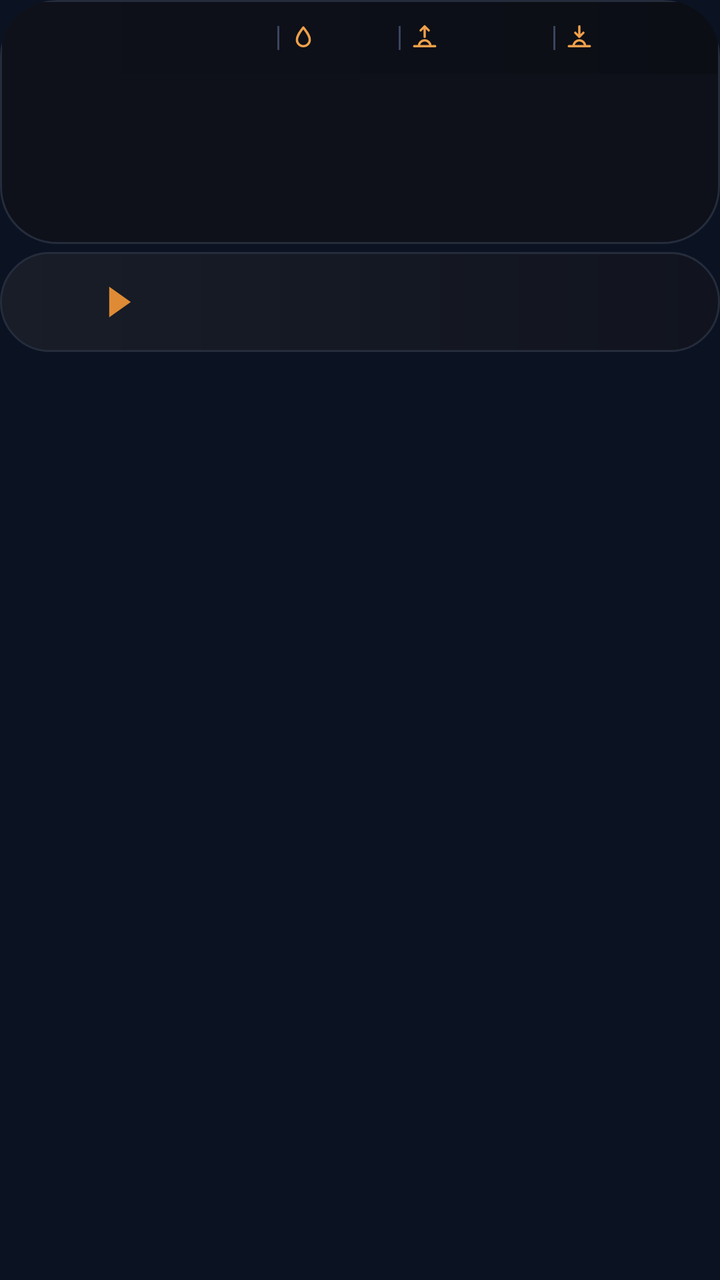
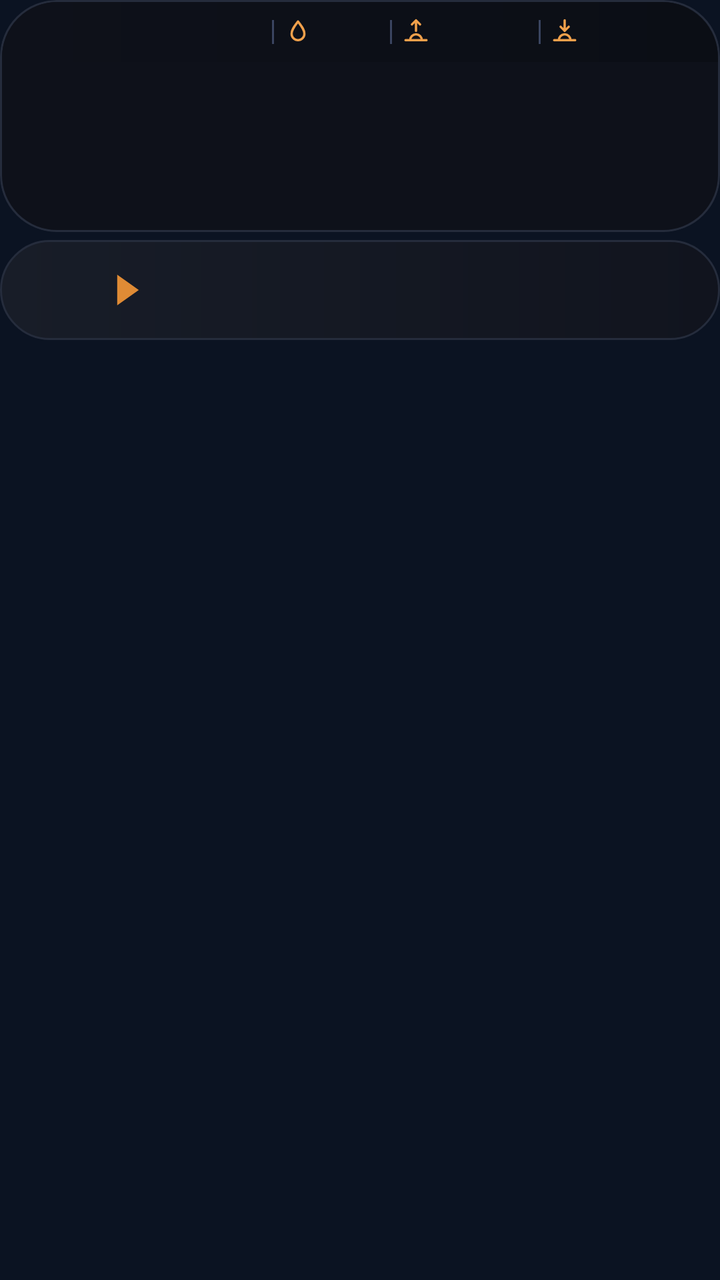

Before-and-after screenshots of an Android layout around one commit, followed by the original layout XML and the change that was made.
<!-- AndroidManifest.xml: application theme AppTheme -->
<!-- res/layout/widget_k1.xml -->
<?xml version="1.0" encoding="utf-8"?>
<FrameLayout xmlns:android="http://schemas.android.com/apk/res/android"
    android:id="@+id/root"
    android:layout_width="match_parent"
    android:layout_height="match_parent"
    android:padding="0dp">

    <LinearLayout
        android:layout_width="match_parent"
        android:layout_height="wrap_content"
        android:orientation="vertical">
        <LinearLayout
            android:layout_width="match_parent"
            android:layout_height="wrap_content"
            android:background="@drawable/cur_clocks"
            android:clipToOutline="true"
            android:orientation="vertical"
            android:padding="1dp">
        <LinearLayout
            android:layout_width="match_parent"
            android:layout_height="36dp"
            android:orientation="horizontal"
            android:gravity="center"
            android:background="@drawable/cur_header_flat"
            android:paddingStart="10dp"
            android:paddingEnd="10dp">
            <ImageView
                android:id="@+id/hdr_feels"
                android:layout_width="0dp"
                android:layout_height="18dp"
                android:layout_weight="15"
                android:scaleType="fitCenter" />
            <ImageView
                android:id="@+id/sep0"
                android:layout_width="1dp"
                android:layout_height="12dp"
                android:src="@drawable/cur_sep"
                android:layout_marginStart="5dp"
                android:layout_marginEnd="5dp"
                android:scaleType="fitXY" />
            <ImageView
                android:id="@+id/ic0"
                android:layout_width="14dp"
                android:layout_height="14dp"
                android:src="@drawable/ic_drop"
                android:scaleType="fitCenter" />
            <ImageView
                android:id="@+id/hdr_hum"
                android:layout_width="0dp"
                android:layout_height="18dp"
                android:layout_weight="4"
                android:layout_marginStart="3dp"
                android:scaleType="fitStart" />
            <ImageView
                android:id="@+id/sep1"
                android:layout_width="1dp"
                android:layout_height="12dp"
                android:src="@drawable/cur_sep"
                android:layout_marginStart="5dp"
                android:layout_marginEnd="5dp"
                android:scaleType="fitXY" />
            <ImageView
                android:id="@+id/ic1"
                android:layout_width="14dp"
                android:layout_height="14dp"
                android:src="@drawable/ic_sunrise"
                android:scaleType="fitCenter" />
            <ImageView
                android:id="@+id/hdr_rise"
                android:layout_width="0dp"
                android:layout_height="18dp"
                android:layout_weight="6"
                android:layout_marginStart="3dp"
                android:scaleType="fitStart" />
            <ImageView
                android:id="@+id/sep2"
                android:layout_width="1dp"
                android:layout_height="12dp"
                android:src="@drawable/cur_sep"
                android:layout_marginStart="5dp"
                android:layout_marginEnd="5dp"
                android:scaleType="fitXY" />
            <ImageView
                android:id="@+id/ic2"
                android:layout_width="14dp"
                android:layout_height="14dp"
                android:src="@drawable/ic_sunset"
                android:scaleType="fitCenter" />
            <ImageView
                android:id="@+id/hdr_set"
                android:layout_width="0dp"
                android:layout_height="18dp"
                android:layout_weight="6"
                android:layout_marginStart="3dp"
                android:scaleType="fitStart" />
        </LinearLayout>
        <LinearLayout
            android:layout_width="match_parent"
            android:layout_height="84dp"
            android:orientation="horizontal"
            android:padding="0dp">
            <FrameLayout
                android:layout_width="0dp"
                android:layout_height="match_parent"
                android:layout_weight="1">
                <ImageView
                    android:id="@+id/clk_bg_0"
                    android:layout_width="match_parent"
                    android:layout_height="match_parent"
                    android:scaleType="fitXY" />
                <LinearLayout
                    android:layout_width="match_parent"
                    android:layout_height="match_parent"
                    android:orientation="vertical"
                    android:gravity="center"
                    android:paddingBottom="7dp"
                android:paddingStart="2dp"
                    android:paddingEnd="2dp">
                    <ImageView
                        android:id="@+id/clk_day_0"
                        android:layout_width="match_parent"
                        android:layout_height="16dp"
                        android:scaleType="fitCenter" />
                    <ImageView
                        android:id="@+id/clk_time_0"
                        android:layout_width="match_parent"
                        android:layout_height="30dp"
                        android:scaleType="fitCenter" />
                    <ImageView
                        android:id="@+id/clk_city_0"
                        android:layout_width="match_parent"
                        android:layout_height="17dp"
                        android:scaleType="fitCenter" />
                </LinearLayout>
            </FrameLayout>
            <FrameLayout
                android:layout_width="0dp"
                android:layout_height="match_parent"
                android:layout_weight="1">
                <ImageView
                    android:id="@+id/clk_bg_1"
                    android:layout_width="match_parent"
                    android:layout_height="match_parent"
                    android:scaleType="fitXY" />
                <LinearLayout
                    android:layout_width="match_parent"
                    android:layout_height="match_parent"
                    android:orientation="vertical"
                    android:gravity="center"
                    android:paddingBottom="7dp"
                android:paddingStart="2dp"
                    android:paddingEnd="2dp">
                    <ImageView
                        android:id="@+id/clk_day_1"
                        android:layout_width="match_parent"
                        android:layout_height="16dp"
                        android:scaleType="fitCenter" />
                    <ImageView
                        android:id="@+id/clk_time_1"
                        android:layout_width="match_parent"
                        android:layout_height="30dp"
                        android:scaleType="fitCenter" />
                    <ImageView
                        android:id="@+id/clk_city_1"
                        android:layout_width="match_parent"
                        android:layout_height="17dp"
                        android:scaleType="fitCenter" />
                </LinearLayout>
            </FrameLayout>
            <FrameLayout
                android:layout_width="0dp"
                android:layout_height="match_parent"
                android:layout_weight="1">
                <ImageView
                    android:id="@+id/clk_bg_2"
                    android:layout_width="match_parent"
                    android:layout_height="match_parent"
                    android:scaleType="fitXY" />
                <LinearLayout
                    android:layout_width="match_parent"
                    android:layout_height="match_parent"
                    android:orientation="vertical"
                    android:gravity="center"
                    android:paddingBottom="7dp"
                android:paddingStart="2dp"
                    android:paddingEnd="2dp">
                    <ImageView
                        android:id="@+id/clk_day_2"
                        android:layout_width="match_parent"
                        android:layout_height="16dp"
                        android:scaleType="fitCenter" />
                    <ImageView
                        android:id="@+id/clk_time_2"
                        android:layout_width="match_parent"
                        android:layout_height="30dp"
                        android:scaleType="fitCenter" />
                    <ImageView
                        android:id="@+id/clk_city_2"
                        android:layout_width="match_parent"
                        android:layout_height="17dp"
                        android:scaleType="fitCenter" />
                </LinearLayout>
            </FrameLayout>
            <FrameLayout
                android:layout_width="0dp"
                android:layout_height="match_parent"
                android:layout_weight="1">
                <ImageView
                    android:id="@+id/clk_bg_3"
                    android:layout_width="match_parent"
                    android:layout_height="match_parent"
                    android:scaleType="fitXY" />
                <LinearLayout
                    android:layout_width="match_parent"
                    android:layout_height="match_parent"
                    android:orientation="vertical"
                    android:gravity="center"
                    android:paddingBottom="7dp"
                android:paddingStart="2dp"
                    android:paddingEnd="2dp">
                    <ImageView
                        android:id="@+id/clk_day_3"
                        android:layout_width="match_parent"
                        android:layout_height="16dp"
                        android:scaleType="fitCenter" />
                    <ImageView
                        android:id="@+id/clk_time_3"
                        android:layout_width="match_parent"
                        android:layout_height="30dp"
                        android:scaleType="fitCenter" />
                    <ImageView
                        android:id="@+id/clk_city_3"
                        android:layout_width="match_parent"
                        android:layout_height="17dp"
                        android:scaleType="fitCenter" />
                </LinearLayout>
            </FrameLayout>
        </LinearLayout>
        </LinearLayout>
        <LinearLayout
            android:layout_width="match_parent"
            android:layout_height="50dp"
            android:orientation="horizontal"
            android:gravity="center_vertical"
            android:layout_marginTop="4dp"
            android:background="@drawable/cur_row_light"
            android:paddingStart="10dp"
            android:paddingEnd="10dp">
            <LinearLayout
                android:layout_width="wrap_content"
                android:layout_height="wrap_content"
                android:orientation="horizontal"
                android:gravity="center_vertical">
                <ImageView
                    android:id="@+id/fl_a_0"
                    android:layout_width="30dp"
                    android:layout_height="30dp"
                    android:scaleType="fitCenter" />
                <ImageView
                    android:id="@+id/code_a_0"
                    android:layout_width="wrap_content"
                    android:layout_height="22dp"
                    android:adjustViewBounds="true"
                    android:layout_marginStart="6dp"
                    android:scaleType="fitStart" />
                <ImageView
                    android:id="@+id/arrow_0"
                    android:layout_width="12dp"
                    android:layout_height="16dp"
                    android:src="@drawable/cur_arrow"
                    android:layout_marginStart="8dp"
                    android:layout_marginEnd="10dp"
                    android:scaleType="fitCenter" />
                <ImageView
                    android:id="@+id/fl_b_0"
                    android:layout_width="30dp"
                    android:layout_height="30dp"
                    android:scaleType="fitCenter" />
                <ImageView
                    android:id="@+id/code_b_0"
                    android:layout_width="wrap_content"
                    android:layout_height="22dp"
                    android:adjustViewBounds="true"
                    android:layout_marginStart="6dp"
                    android:scaleType="fitStart" />
            </LinearLayout>
            <FrameLayout
                android:layout_width="0dp"
                android:layout_height="1dp"
                android:layout_weight="1" />
            <LinearLayout
                android:layout_width="108dp"
                android:layout_height="wrap_content"
                android:orientation="vertical"
                android:layout_marginStart="6dp">
                <LinearLayout
                    android:layout_width="match_parent"
                    android:layout_height="wrap_content"
                    android:orientation="horizontal"
                    android:gravity="center_vertical">
                    <ImageView
                        android:id="@+id/mkt_lbl_0"
                        android:layout_width="40dp"
                        android:layout_height="14dp"
                        android:scaleType="fitStart" />
                    <ImageView
                        android:id="@+id/mkt_val_0"
                        android:layout_width="0dp"
                        android:layout_height="20dp"
                        android:layout_weight="1"
                        android:scaleType="fitEnd" />
                </LinearLayout>
                <LinearLayout
                    android:layout_width="match_parent"
                    android:layout_height="wrap_content"
                    android:orientation="horizontal"
                    android:gravity="center_vertical"
                    android:layout_marginTop="2dp">
                    <ImageView
                        android:id="@+id/visa_logo_0"
                        android:layout_width="40dp"
                        android:layout_height="20dp"
                        android:scaleType="fitStart" />
                    <ImageView
                        android:id="@+id/visa_val_0"
                        android:layout_width="0dp"
                        android:layout_height="17dp"
                        android:layout_weight="1"
                        android:scaleType="fitEnd" />
                </LinearLayout>
            </LinearLayout>
        </LinearLayout>
    </LinearLayout>
</FrameLayout>
<!-- resources referenced by this layout -->
<resources>
  <!-- drawable cur_arrow (drawable) -->
  <?xml version="1.0" encoding="utf-8"?>
  <vector xmlns:android="http://schemas.android.com/apk/res/android" android:width="20dp" android:height="26dp" android:viewportWidth="20" android:viewportHeight="26">
      <path android:fillColor="#FFDF8B35" android:pathData="M1,0L1,26L19,13Z" />
  </vector>
  <!-- drawable cur_clocks (drawable) -->
  <?xml version="1.0" encoding="utf-8"?>
  <shape xmlns:android="http://schemas.android.com/apk/res/android" android:shape="rectangle">
      <gradient android:angle="0" android:startColor="#FF0E111A" android:endColor="#FF0E111A" />
      <stroke android:width="1dp" android:color="#FF252C3C" />
      <corners android:radius="@dimen/widget_radius" />
  </shape>
  <!-- drawable cur_header_flat (drawable) -->
  <?xml version="1.0" encoding="utf-8"?>
  <shape xmlns:android="http://schemas.android.com/apk/res/android" android:shape="rectangle">
      <gradient android:angle="0" android:startColor="#FF0E111A" android:endColor="#FF0B0E15" />
  </shape>
  <!-- drawable cur_row_light (drawable) -->
  <?xml version="1.0" encoding="utf-8"?>
  <shape xmlns:android="http://schemas.android.com/apk/res/android" android:shape="rectangle">
      <gradient android:angle="0" android:startColor="#FF181D28" android:endColor="#FF11141E" />
      <stroke android:width="1dp" android:color="#FF252C3C" />
      <corners android:radius="@dimen/widget_radius" />
  </shape>
  <!-- drawable cur_sep (drawable) -->
  <?xml version="1.0" encoding="utf-8"?>
  <shape xmlns:android="http://schemas.android.com/apk/res/android" android:shape="rectangle"><solid android:color="#FF3A4560" /></shape>
  <!-- drawable ic_drop (drawable) -->
  <?xml version="1.0" encoding="utf-8"?>
  <vector xmlns:android="http://schemas.android.com/apk/res/android" android:width="24dp" android:height="24dp" android:viewportWidth="24" android:viewportHeight="24">
      <path android:strokeColor="#FFF0A04B" android:strokeWidth="2" android:strokeLineJoin="round" android:fillColor="#00000000"
          android:pathData="M12,3C15,7 17.5,10 17.5,13.5A5.5,5.5 0,0 1,6.5 13.5C6.5,10 9,7 12,3Z" />
  </vector>
  <!-- drawable ic_sunrise (drawable) -->
  <?xml version="1.0" encoding="utf-8"?>
  <vector xmlns:android="http://schemas.android.com/apk/res/android" android:width="24dp" android:height="24dp" android:viewportWidth="24" android:viewportHeight="24">
      <path android:strokeColor="#FFF0A04B" android:strokeWidth="2" android:strokeLineCap="round" android:strokeLineJoin="round" android:fillColor="#00000000"
          android:pathData="M3,19L21,19M7,19A5,5 0,0 1,17 19M12,2L12,11M8.5,5.5L12,2L15.5,5.5" />
  </vector>
  <!-- drawable ic_sunset (drawable) -->
  <?xml version="1.0" encoding="utf-8"?>
  <vector xmlns:android="http://schemas.android.com/apk/res/android" android:width="24dp" android:height="24dp" android:viewportWidth="24" android:viewportHeight="24">
      <path android:strokeColor="#FFF0A04B" android:strokeWidth="2" android:strokeLineCap="round" android:strokeLineJoin="round" android:fillColor="#00000000"
          android:pathData="M3,19L21,19M7,19A5,5 0,0 1,17 19M12,2L12,11M8.5,7.5L12,11L15.5,7.5" />
  </vector>
  <style name="AppTheme" parent="@android:style/Theme.DeviceDefault.NoActionBar">
          <item name="android:colorAccent">#DF8B35</item>
          <item name="android:colorControlActivated">#DF8B35</item>
          <item name="android:windowBackground">#0B1322</item>
          <item name="android:statusBarColor">#0E111A</item>
          <item name="android:navigationBarColor">#0B1322</item>
          <item name="android:textColorHint">#718096</item>
      </style>
  <dimen name="widget_radius">28dp</dimen>
</resources>

<!-- the commit's change to res/layout/widget_k1.xml (unified diff, before → after) -->
@@ -18,12 +18,12 @@
             android:padding="1dp">
         <LinearLayout
             android:layout_width="match_parent"
-            android:layout_height="36dp"
+            android:layout_height="30dp"
             android:orientation="horizontal"
             android:gravity="center"
-            android:background="@drawable/cur_header_flat"
-            android:paddingStart="10dp"
-            android:paddingEnd="10dp">
+            android:background="@drawable/cur_header_top"
+            android:paddingStart="14dp"
+            android:paddingEnd="20dp">
             <ImageView
                 android:id="@+id/hdr_feels"
                 android:layout_width="0dp"
@@ -244,8 +244,8 @@
             android:gravity="center_vertical"
             android:layout_marginTop="4dp"
             android:background="@drawable/cur_row_light"
-            android:paddingStart="10dp"
-            android:paddingEnd="10dp">
+            android:paddingStart="14dp"
+            android:paddingEnd="20dp">
             <LinearLayout
                 android:layout_width="wrap_content"
                 android:layout_height="wrap_content"
@@ -289,7 +289,7 @@
                 android:layout_height="1dp"
                 android:layout_weight="1" />
             <LinearLayout
-                android:layout_width="108dp"
+                android:layout_width="116dp"
                 android:layout_height="wrap_content"
                 android:orientation="vertical"
                 android:layout_marginStart="6dp">
@@ -300,8 +300,8 @@
                     android:gravity="center_vertical">
                     <ImageView
                         android:id="@+id/mkt_lbl_0"
-                        android:layout_width="40dp"
-                        android:layout_height="14dp"
+                        android:layout_width="48dp"
+                        android:layout_height="18dp"
                         android:scaleType="fitStart" />
                     <ImageView
                         android:id="@+id/mkt_val_0"
@@ -318,7 +318,7 @@
                     android:layout_marginTop="2dp">
                     <ImageView
                         android:id="@+id/visa_logo_0"
-                        android:layout_width="40dp"
+                        android:layout_width="48dp"
                         android:layout_height="20dp"
                         android:scaleType="fitStart" />
                     <ImageView
<!-- resource entries referenced after the edit -->
@@ -12,10 +12,11 @@
       <stroke android:width="1dp" android:color="#FF252C3C" />
       <corners android:radius="@dimen/widget_radius" />
   </shape>
-  <!-- drawable cur_header_flat (drawable) -->
+  <!-- drawable cur_header_top (drawable) -->
   <?xml version="1.0" encoding="utf-8"?>
   <shape xmlns:android="http://schemas.android.com/apk/res/android" android:shape="rectangle">
       <gradient android:angle="0" android:startColor="#FF0E111A" android:endColor="#FF0B0E15" />
+      <corners android:topLeftRadius="@dimen/widget_radius" android:topRightRadius="@dimen/widget_radius" />
   </shape>
   <!-- drawable cur_row_light (drawable) -->
   <?xml version="1.0" encoding="utf-8"?>
